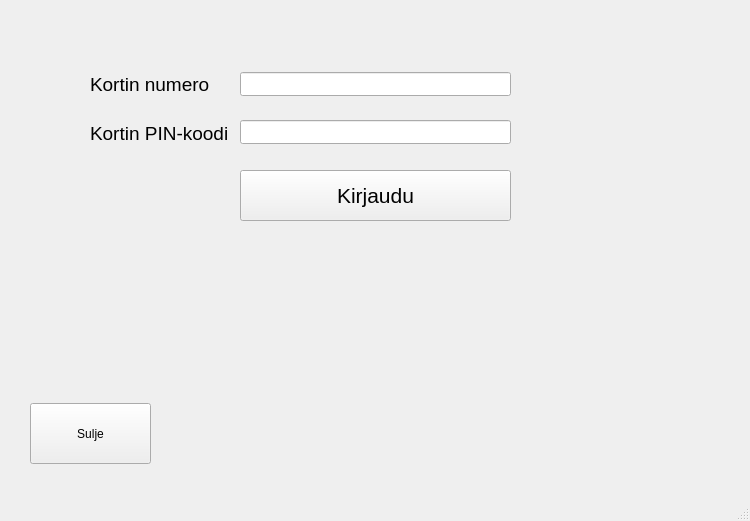
22kmo-project/group_6, file frontend/mainwindow.ui: the form before one commit.
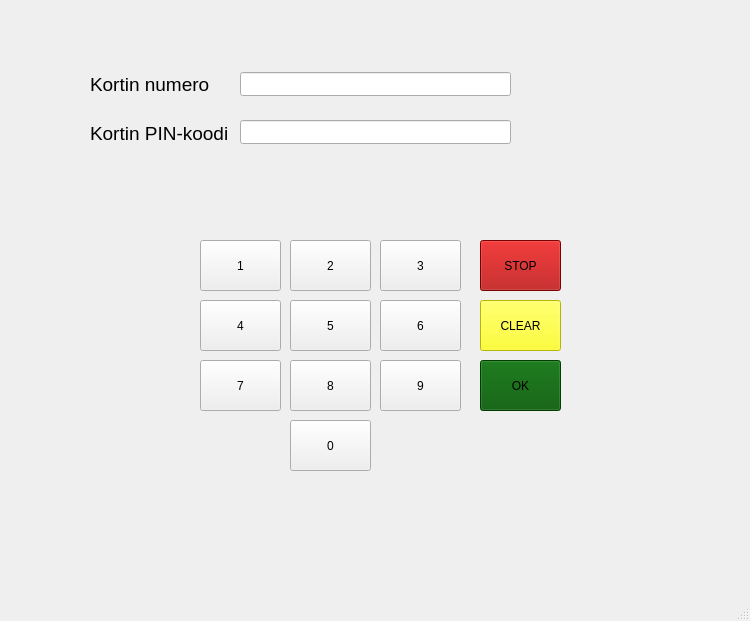
The form after the commit.

The edit to the form file:
```diff
--- a/frontend/mainwindow.ui
+++ b/frontend/mainwindow.ui
@@ -7,7 +7,7 @@
     <x>0</x>
     <y>0</y>
     <width>750</width>
-    <height>521</height>
+    <height>621</height>
    </rect>
   </property>
   <property name="windowTitle">
@@ -45,24 +45,6 @@
      <enum>QLineEdit::Password</enum>
     </property>
    </widget>
-   <widget class="QPushButton" name="btnLogin">
-    <property name="geometry">
-     <rect>
-      <x>240</x>
-      <y>170</y>
-      <width>271</width>
-      <height>51</height>
-     </rect>
-    </property>
-    <property name="font">
-     <font>
-      <pointsize>16</pointsize>
-     </font>
-    </property>
-    <property name="text">
-     <string>Kirjaudu</string>
-    </property>
-   </widget>
    <widget class="QLabel" name="label_2">
     <property name="geometry">
      <rect>
@@ -94,10 +76,10 @@
    <widget class="QLabel" name="labelInfo">
     <property name="geometry">
      <rect>
-      <x>110</x>
-      <y>220</y>
-      <width>451</width>
-      <height>121</height>
+      <x>180</x>
+      <y>150</y>
+      <width>401</width>
+      <height>71</height>
      </rect>
     </property>
     <property name="font">
@@ -112,14 +94,179 @@
    <widget class="QPushButton" name="btnQuit">
     <property name="geometry">
      <rect>
-      <x>30</x>
-      <y>403</y>
-      <width>121</width>
-      <height>61</height>
+      <x>200</x>
+      <y>240</y>
+      <width>81</width>
+      <height>51</height>
      </rect>
     </property>
     <property name="text">
-     <string>Sulje</string>
+     <string>1</string>
+    </property>
+   </widget>
+   <widget class="QPushButton" name="btnNP_2">
+    <property name="geometry">
+     <rect>
+      <x>290</x>
+      <y>240</y>
+      <width>81</width>
+      <height>51</height>
+     </rect>
+    </property>
+    <property name="text">
+     <string>2</string>
+    </property>
+   </widget>
+   <widget class="QPushButton" name="btnNP_3">
+    <property name="geometry">
+     <rect>
+      <x>380</x>
+      <y>240</y>
+      <width>81</width>
+      <height>51</height>
+     </rect>
+    </property>
+    <property name="text">
+     <string>3</string>
+    </property>
+   </widget>
+   <widget class="QPushButton" name="btnNP_4">
+    <property name="geometry">
+     <rect>
+      <x>200</x>
+      <y>300</y>
+      <width>81</width>
+      <height>51</height>
+     </rect>
+    </property>
+    <property name="text">
+     <string>4</string>
+    </property>
+   </widget>
+   <widget class="QPushButton" name="btnNP_5">
+    <property name="geometry">
+     <rect>
+      <x>290</x>
+      <y>300</y>
+      <width>81</width>
+      <height>51</height>
+     </rect>
+    </property>
+    <property name="text">
+     <string>5</string>
+    </property>
+   </widget>
+   <widget class="QPushButton" name="btnNP_6">
+    <property name="geometry">
+     <rect>
+      <x>380</x>
+      <y>300</y>
+      <width>81</width>
+      <height>51</height>
+     </rect>
+    </property>
+    <property name="text">
+     <string>6</string>
+    </property>
+   </widget>
+   <widget class="QPushButton" name="btnNP_7">
+    <property name="geometry">
+     <rect>
+      <x>200</x>
+      <y>360</y>
+      <width>81</width>
+      <height>51</height>
+     </rect>
+    </property>
+    <property name="text">
+     <string>7</string>
+    </property>
+   </widget>
+   <widget class="QPushButton" name="btnNP_8">
+    <property name="geometry">
+     <rect>
+      <x>290</x>
+      <y>360</y>
+      <width>81</width>
+      <height>51</height>
+     </rect>
+    </property>
+    <property name="text">
+     <string>8</string>
+    </property>
+   </widget>
+   <widget class="QPushButton" name="btnNP_9">
+    <property name="geometry">
+     <rect>
+      <x>380</x>
+      <y>360</y>
+      <width>81</width>
+      <height>51</height>
+     </rect>
+    </property>
+    <property name="text">
+     <string>9</string>
+    </property>
+   </widget>
+   <widget class="QPushButton" name="btnNP_0">
+    <property name="geometry">
+     <rect>
+      <x>290</x>
+      <y>420</y>
+      <width>81</width>
+      <height>51</height>
+     </rect>
+    </property>
+    <property name="text">
+     <string>0</string>
+    </property>
+   </widget>
+   <widget class="QPushButton" name="btnNP_stop">
+    <property name="geometry">
+     <rect>
+      <x>480</x>
+      <y>240</y>
+      <width>81</width>
+      <height>51</height>
+     </rect>
+    </property>
+    <property name="styleSheet">
+     <string notr="true">background-color: rgb(170, 0, 0);</string>
+    </property>
+    <property name="text">
+     <string>STOP</string>
+    </property>
+   </widget>
+   <widget class="QPushButton" name="btnNP_clear">
+    <property name="geometry">
+     <rect>
+      <x>480</x>
+      <y>300</y>
+      <width>81</width>
+      <height>51</height>
+     </rect>
+    </property>
+    <property name="styleSheet">
+     <string notr="true">background-color: rgb(255, 255, 0);</string>
+    </property>
+    <property name="text">
+     <string>CLEAR</string>
+    </property>
+   </widget>
+   <widget class="QPushButton" name="btnNP_ok">
+    <property name="geometry">
+     <rect>
+      <x>480</x>
+      <y>360</y>
+      <width>81</width>
+      <height>51</height>
+     </rect>
+    </property>
+    <property name="styleSheet">
+     <string notr="true">background-color: rgb(0, 85, 0);</string>
+    </property>
+    <property name="text">
+     <string>OK</string>
     </property>
    </widget>
   </widget>
```
Left out of the diff: 5 changed lines with no effect on the pictures.
